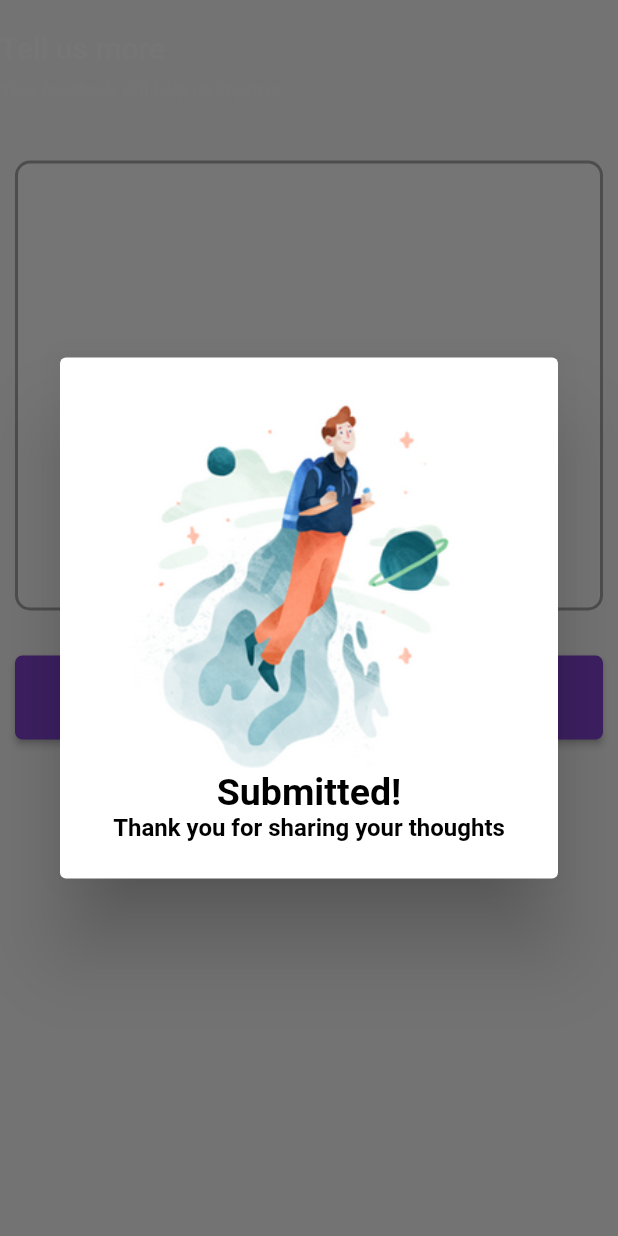
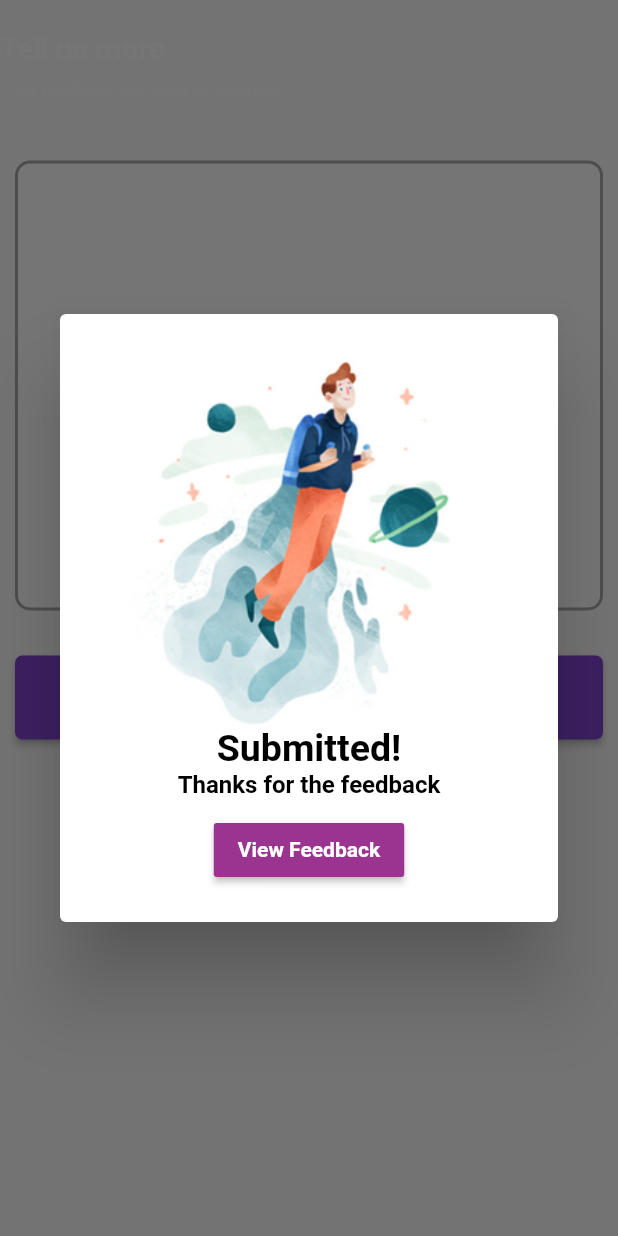
Before and after one commit to naren1726/feedback-app, a Flutter app: the RatingComments widget shown alone on an empty page, opened directly, after a tap on "PUBLISH YOUR FEEDBACK", on a phone screen of 412 x 824 dp. Run offline on Flutter 3.47's test engine with Material 2 defaults, Android fonts, the phone set to English and light mode, and no system bars; our stand-ins replace flutter_rating_bar; Roboto replaces fonts that are missing (WorkSansMedium).

Commit message:
1. Added View feedback button  2. Added new feedback list items

```diff
--- a/lib/pages/widgets.dart
+++ b/lib/pages/widgets.dart
@@ -2,6 +2,8 @@ import 'package:feedback/constants/colors.dart';
 import 'package:feedback/widgets.dart';
 import 'package:flutter_rating_bar/flutter_rating_bar.dart';
 import 'package:flutter/material.dart';
+
+import 'feedbacklistitems.dart';
 
 class RatingComments extends StatelessWidget {
   @override
@@ -86,15 +88,33 @@ class RatingComments extends StatelessWidget {
             ),
             // SizedBox(height: 20),
             Text(
-              "Thank you for sharing your thoughts",
+              "Thanks for the feedback",
               style: TextStyle(
                 color: Colors.black,
                 fontWeight: FontWeight.bold,
               ),
             ),
-            // Image(
-            //   image: AssetImage('assets/images/tick.jpg'),
-            // ),
+            SizedBox(height: 10),
+            // ignore: deprecated_member_use
+            RaisedButton(
+              color: Color(0xFF9B3490),
+              textColor: Colors.black,
+              onPressed: () {
+                Navigator.push(
+                    context,
+                    MaterialPageRoute(
+                      builder: (context) => FeedbackListScreen(),
+                    ));
+              },
+              child: Text(
+                'View Feedback',
+                style: TextStyle(
+                  color: Colors.white,
+                  fontWeight: FontWeight.bold,
+                ),
+              ),
+              //   image: AssetImage('assets/images/tick.jpg'),
+            ),
           ],
         ),
       ),
```
Also changed, not shown: lib/pages/feedbacklistitems.dart (added, +70 -0 lines).
